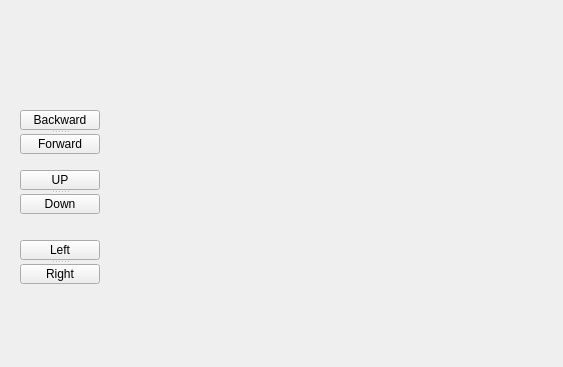
First picture: the form in ros_gui/include/ros_gui/ros_gui.ui, repository RuitaoWu/SMILE-UAV, before the edit.
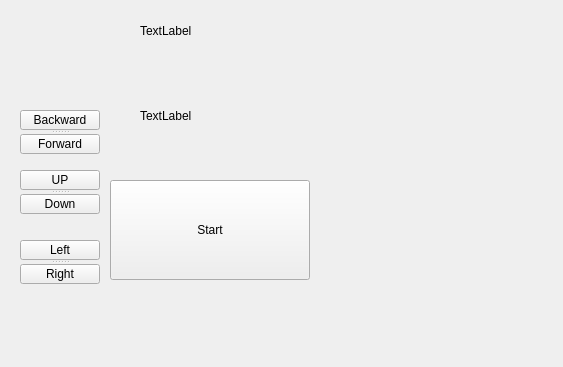
Second picture: the form after the edit.

Commit message: updated UI with fundamental

Diff of the .ui file:
```diff
--- a/ros_gui/include/ros_gui/ros_gui.ui
+++ b/ros_gui/include/ros_gui/ros_gui.ui
@@ -82,6 +82,45 @@
     </property>
    </widget>
   </widget>
+  <widget class="QPushButton" name="startButton">
+   <property name="geometry">
+    <rect>
+     <x>110</x>
+     <y>180</y>
+     <width>200</width>
+     <height>100</height>
+    </rect>
+   </property>
+   <property name="text">
+    <string>Start</string>
+   </property>
+  </widget>
+  <widget class="QLabel" name="talker">
+   <property name="geometry">
+    <rect>
+     <x>140</x>
+     <y>10</y>
+     <width>171</width>
+     <height>41</height>
+    </rect>
+   </property>
+   <property name="text">
+    <string>TextLabel</string>
+   </property>
+  </widget>
+  <widget class="QLabel" name="listener">
+   <property name="geometry">
+    <rect>
+     <x>140</x>
+     <y>90</y>
+     <width>171</width>
+     <height>51</height>
+    </rect>
+   </property>
+   <property name="text">
+    <string>TextLabel</string>
+   </property>
+  </widget>
  </widget>
  <resources/>
  <connections/>
```
The commit also changes 2 other files.
